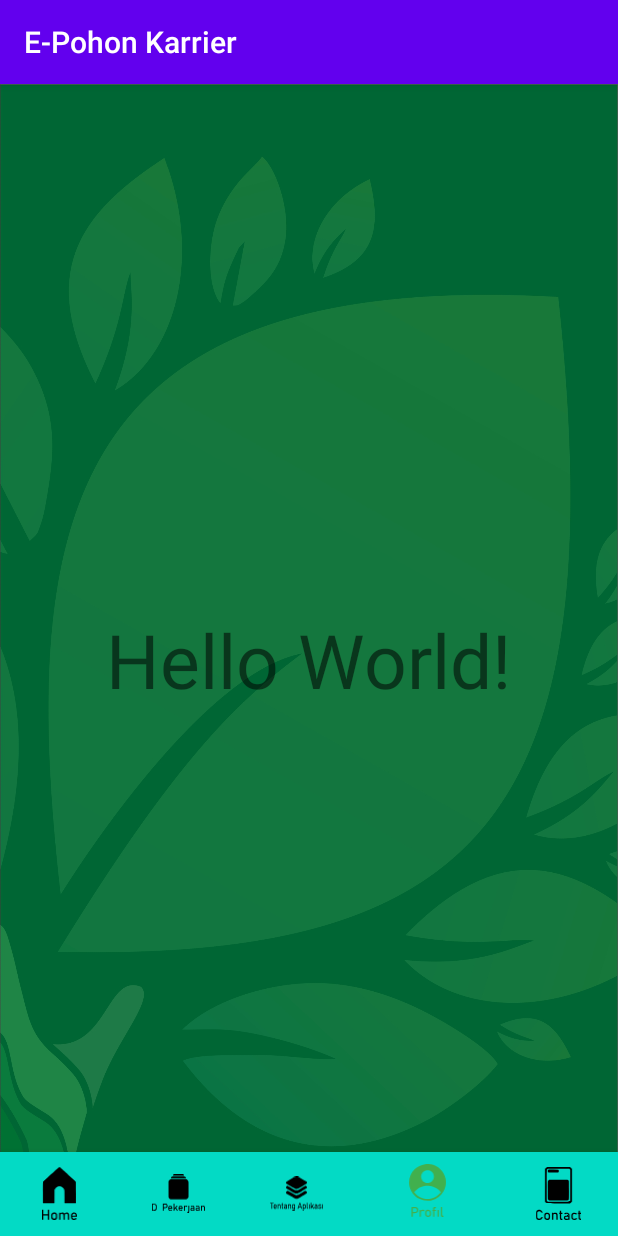
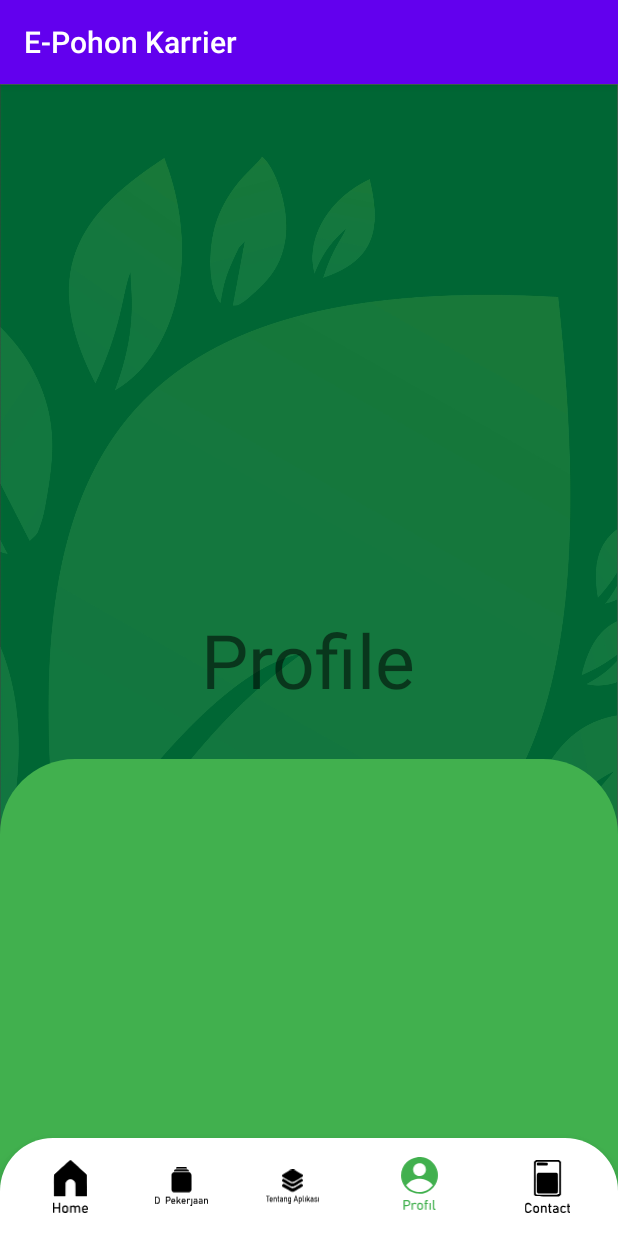
Before and after one commit to alifrzky123/ejobcarrier, an Android app: the screen it shows after launch (MainActivity before the commit, Profile after it), item 4 of the bottom bar chosen, on a phone screen of 412 x 824 dp. Run offline under Robolectric (Android 15) with nearby library versions, the phone set to English and light mode, and no system bars.

Commit message:
menambahkan background, dengan sedikit masalah dalam pembuatan bentuk dan ukuran gambar

```diff
--- /dev/null
+++ b/app/src/main/java/com/training/alif/geeksfarm/e_pohonkarrier/Activity/MainActivity.java
@@ -0,0 +1,50 @@
+package com.training.alif.geeksfarm.e_pohonkarrier.Activity;
+
+import androidx.annotation.NonNull;
+import androidx.appcompat.app.AppCompatActivity;
+
+import android.content.Intent;
+import android.os.Bundle;
+import android.view.MenuItem;
+
+import com.google.android.material.bottomnavigation.BottomNavigationView;
+import com.training.alif.geeksfarm.e_pohonkarrier.R;
+
+public class MainActivity extends AppCompatActivity {
+
+    @Override
+    protected void onCreate(Bundle savedInstanceState) {
+        super.onCreate(savedInstanceState);
+        setContentView(R.layout.activity_main);
+
+        BottomNavigationView bottomNavigationView = findViewById(R.id.bottom_navbar);
+        bottomNavigationView.setSelectedItemId(R.id.nav_home);
+
+        bottomNavigationView.setOnNavigationItemSelectedListener(new BottomNavigationView.OnNavigationItemSelectedListener() {
+            @Override
+            public boolean onNavigationItemSelected(@NonNull MenuItem item) {
+                switch (item.getItemId()){
+                    case R.id.nav_kontak:
+                        startActivity(new Intent(getApplicationContext(), Contact.class));
+                        overridePendingTransition(0,0);
+                        return true;
+                    case R.id.nav_profil:
+                        startActivity(new Intent(getApplicationContext(), Profile.class));
+                        overridePendingTransition(0,0);
+                        return true;
+                    case R.id.nav_about:
+                        startActivity(new Intent(getApplicationContext(), About.class));
+                        overridePendingTransition(0,0);
+                        return true;
+                    case R.id.nav_dafpeker:
+                        startActivity(new Intent(getApplicationContext(), list_pekerjaan.class));
+                        overridePendingTransition(0,0);
+                        return true;
+                    case R.id.nav_home:
+                        return true;
+                }
+                return false;
+            }
+        });
+    }
+}
--- /dev/null
+++ b/app/src/main/java/com/training/alif/geeksfarm/e_pohonkarrier/Activity/Profile.java
@@ -0,0 +1,53 @@
+package com.training.alif.geeksfarm.e_pohonkarrier.Activity;
+
+import androidx.annotation.NonNull;
+import androidx.appcompat.app.AppCompatActivity;
+
+import android.content.Intent;
+import android.os.Bundle;
+import android.view.MenuItem;
+
+import com.google.android.material.bottomnavigation.BottomNavigationView;
+import com.training.alif.geeksfarm.e_pohonkarrier.Activity.About;
+import com.training.alif.geeksfarm.e_pohonkarrier.Activity.Contact;
+import com.training.alif.geeksfarm.e_pohonkarrier.Activity.MainActivity;
+import com.training.alif.geeksfarm.e_pohonkarrier.Activity.list_pekerjaan;
+import com.training.alif.geeksfarm.e_pohonkarrier.R;
+
+public class Profile extends AppCompatActivity {
+
+    @Override
+    protected void onCreate(Bundle savedInstanceState) {
+        super.onCreate(savedInstanceState);
+        setContentView(R.layout.activity_profile);
+        BottomNavigationView bottomNavigationView = findViewById(R.id.bottom_navbar);
+        bottomNavigationView.setSelectedItemId(R.id.nav_profil);
+
+        bottomNavigationView.setOnNavigationItemSelectedListener(new BottomNavigationView.OnNavigationItemSelectedListener() {
+            @Override
+            public boolean onNavigationItemSelected(@NonNull MenuItem item) {
+                switch (item.getItemId()){
+                    case R.id.nav_kontak:
+                        startActivity(new Intent(getApplicationContext(), Contact.class));
+                        overridePendingTransition(0,0);
+                        return true;
+                    case R.id.nav_profil:
+                        return true;
+                    case R.id.nav_about:
+                        startActivity(new Intent(getApplicationContext(), About.class));
+                        overridePendingTransition(0,0);
+                        return true;
+                    case R.id.nav_dafpeker:
+                        startActivity(new Intent(getApplicationContext(), list_pekerjaan.class));
+                        overridePendingTransition(0,0);
+                        return true;
+                    case R.id.nav_home:
+                        startActivity(new Intent(getApplicationContext(), MainActivity.class));
+                        overridePendingTransition(0,0);
+                        return true;
+                }
+                return false;
+            }
+        });
+    }
+}
--- /dev/null
+++ b/app/src/main/res/drawable/shape.xml
@@ -0,0 +1,14 @@
+<?xml version="1.0" encoding="utf-8"?>
+<shape xmlns:android="http://schemas.android.com/apk/res/android"
+    android:shape="rectangle">
+    <corners
+        android:topRightRadius="35dp"
+        android:topLeftRadius="35dp"/> // if you want clear round shape then make radius size is half of your  button`s height.
+    <solid
+        android:color="@color/colorWhite"/> // Button Colour
+    <padding
+        android:bottom="5dp"
+        android:left="10dp"
+        android:right="10dp"
+        android:top="5dp"/>
+</shape>
--- /dev/null
+++ b/app/src/main/res/drawable/shape_card_profile.xml
@@ -0,0 +1,14 @@
+<?xml version="1.0" encoding="utf-8"?>
+<shape xmlns:android="http://schemas.android.com/apk/res/android"
+    android:shape="rectangle">
+    <corners
+        android:topRightRadius="50dp"
+        android:topLeftRadius="50dp"/> // if you want clear round shape then make radius size is half of your  button`s height.
+    <solid
+        android:color="@color/colorGreen" /> // Button Colour
+    <padding
+        android:bottom="5dp"
+        android:left="10dp"
+        android:right="10dp"
+        android:top="5dp"/>
+</shape>
--- a/app/src/main/res/layout/activity_main.xml
+++ b/app/src/main/res/layout/activity_main.xml
@@ -4,13 +4,13 @@
     xmlns:tools="http://schemas.android.com/tools"
     android:layout_width="match_parent"
     android:layout_height="match_parent"
-    tools:context=".MainActivity"
-    android:background="@drawable/background">
+    tools:context=".Activity.MainActivity"
+    android:background="@drawable/bg_home">
 
     <TextView
         android:layout_width="wrap_content"
         android:layout_height="wrap_content"
-        android:text="Hello World!"
+        android:text=""
         android:textSize="50sp"
         android:layout_centerInParent="true"/>
 
@@ -19,11 +19,11 @@
         android:layout_width="match_parent"
         android:layout_height="wrap_content"
         android:layout_alignParentBottom="true"
-        android:layout_marginBottom="0dp"
-        app:itemBackground="@color/colorAccent"
+        android:layout_marginTop="15dp"
+        android:layout_marginBottom="-5dp"
+        android:background="@drawable/shape"
         app:itemIconSize="35dp"
         app:itemIconTint="@drawable/selector"
         app:itemTextColor="@drawable/selector"
-        app:menu="@menu/menu_nav"
-        />
+        app:menu="@menu/menu_nav" />
 </RelativeLayout>
--- /dev/null
+++ b/app/src/main/res/layout/activity_profile.xml
@@ -0,0 +1,33 @@
+<?xml version="1.0" encoding="utf-8"?>
+<RelativeLayout xmlns:android="http://schemas.android.com/apk/res/android"
+    xmlns:app="http://schemas.android.com/apk/res-auto"
+    xmlns:tools="http://schemas.android.com/tools"
+    android:layout_width="match_parent"
+    android:layout_height="match_parent"
+    tools:context=".Activity.MainActivity"
+    android:background="@drawable/background">
+
+    <TextView
+        android:layout_width="wrap_content"
+        android:layout_height="wrap_content"
+        android:text="Profile"
+        android:textSize="50sp"
+        android:layout_centerInParent="true"/>
+    <TextView
+        android:layout_marginTop="450dp"
+        android:layout_width="match_parent"
+        android:layout_height="match_parent"
+        android:background="@drawable/shape_card_profile" />
+
+    <com.google.android.material.bottomnavigation.BottomNavigationView
+        android:id="@+id/bottom_navbar"
+        android:layout_width="match_parent"
+        android:layout_height="wrap_content"
+        android:layout_alignParentBottom="true"
+        android:layout_marginBottom="0dp"
+        android:background="@drawable/shape"
+        app:itemIconSize="35dp"
+        app:itemIconTint="@drawable/selector"
+        app:itemTextColor="@drawable/selector"
+        app:menu="@menu/menu_nav" />
+</RelativeLayout>
```
Also changed, not shown: app/src/main/AndroidManifest.xml (+6 -1 lines), app/src/main/java/com/training/alif/geeksfarm/e_pohonkarrier/Activity/About.java (added, +49 -0 lines), app/src/main/java/com/training/alif/geeksfarm/e_pohonkarrier/Activity/CarrierPlanAct.java (added, +16 -0 lines), app/src/main/java/com/training/alif/geeksfarm/e_pohonkarrier/Activity/Contact.java (added, +49 -0 lines), app/src/main/java/com/training/alif/geeksfarm/e_pohonkarrier/Activity/list_pekerjaan.java (added, +49 -0 lines), app/src/main/java/com/training/alif/geeksfarm/e_pohonkarrier/MainActivity.java (deleted, +0 -14 lines), app/src/main/res/layout/activity_about.xml (added, +28 -0 lines), app/src/main/res/layout/activity_carrier_plan.xml (added, +10 -0 lines), app/src/main/res/layout/activity_contact.xml (added, +28 -0 lines), app/src/main/res/layout/activity_list_pekerjaan.xml (added, +28 -0 lines), app/src/main/res/drawable/bg_home.jpg (added), app/src/main/res/drawable/bg_ttg_app.jpg (added), app/src/main/res/drawable/rencana_karrier.jpg (added), 1 other file.
